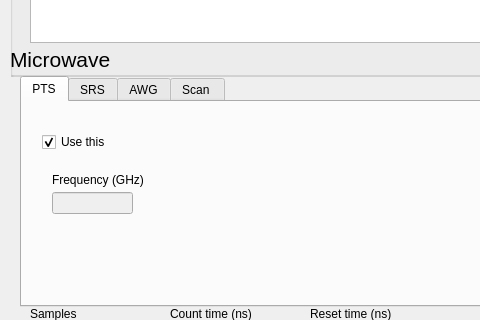
Qt form source/appgui_V2.ui (pitt-diamond-qtech/quantum-pulse) before a commit; both pictures show x 0 to 480 and y 133 to 453 of the 1221 by 737 pixel window.
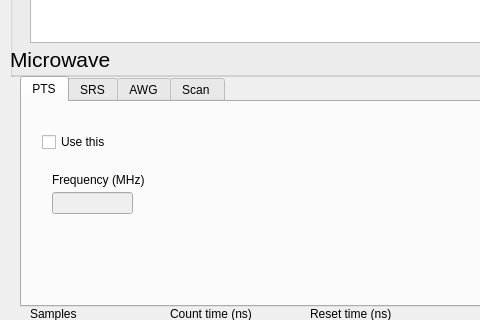
The same form after that commit. The open tabs and pages were chosen to show the change.

Commit message: Fixed the saveData function and changes to PTS box in GUI

```diff
--- a/source/appgui_V2.ui
+++ b/source/appgui_V2.ui
@@ -396,10 +396,13 @@
        </rect>
       </property>
       <property name="text">
-       <string>Frequency (GHz)</string>
+       <string>Frequency (MHz)</string>
       </property>
      </widget>
      <widget class="QCheckBox" name="checkBoxUsePTS">
+      <property name="enabled">
+       <bool>true</bool>
+      </property>
       <property name="geometry">
        <rect>
         <x>20</x>
@@ -412,7 +415,7 @@
        <string>Use this</string>
       </property>
       <property name="checked">
-       <bool>true</bool>
+       <bool>false</bool>
       </property>
      </widget>
     </widget>
```
The commit also changes 1 other file.
